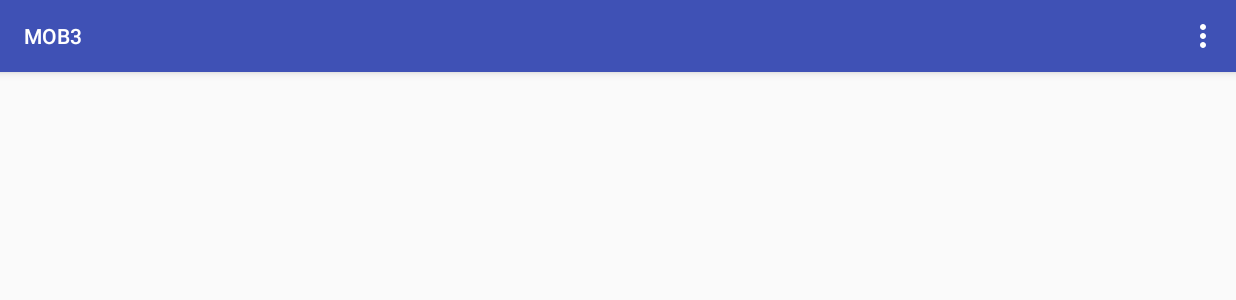
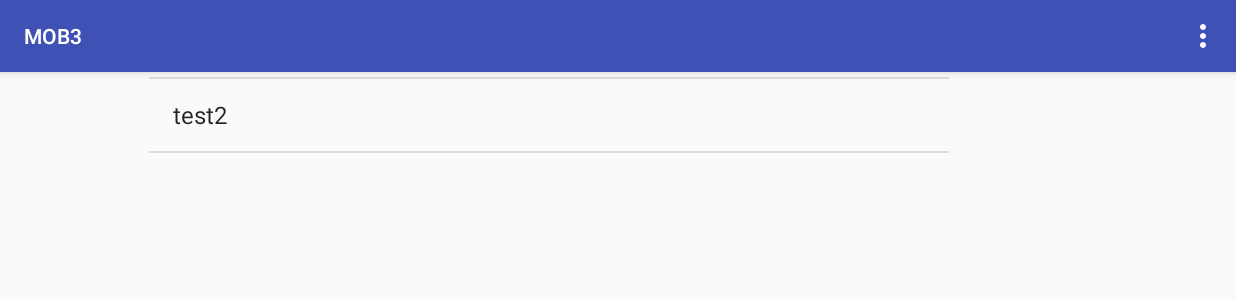
Before and after one commit to Kumatetsu/MOB3, an Android app: the screen it shows after launch (MainActivity), on a phone screen of 824 x 412 dp (held sideways). Shown: the top 300 px of the screen. Run offline under Robolectric (Android 15) with nearby library versions, the phone set to English and light mode, and no system bars.

Commit message:
fill list with test

```diff
--- a/app/src/main/java/com/etna/mob3/mob3/MainActivity.kt
+++ b/app/src/main/java/com/etna/mob3/mob3/MainActivity.kt
@@ -1,23 +1,18 @@
 package com.etna.mob3.mob3
 
 import android.app.Activity
-import android.content.Context
 import android.content.Intent
-import android.database.Cursor
-import android.net.Uri
 import android.os.Bundle
 import android.os.Environment
-import android.support.design.widget.Snackbar
-import android.support.v4.app.FragmentActivity
 import android.support.v7.app.AppCompatActivity
 import android.util.Log
 import android.view.Menu
 import android.view.MenuItem
+import android.widget.ArrayAdapter
+import android.widget.Toast
 import kotlinx.android.synthetic.main.activity_main.*
 import kotlinx.android.synthetic.main.content_main.*
-import java.net.URISyntaxException
 import java.io.File
-import android.widget.Toast
 
 
 class MainActivity : AppCompatActivity() {
@@ -36,6 +31,8 @@ class MainActivity : AppCompatActivity() {
         downloadButton.setOnClickListener {
             downloadButtonPressed()
         }
+
+        fillList()
     }
 
     fun downloadButtonPressed() {
@@ -117,4 +114,12 @@ class MainActivity : AppCompatActivity() {
         }
     }
 
+    fun fillList() {
+
+        val list = arrayOf("test1", "test2")
+
+        var listAdapater = ArrayAdapter(this, android.R.layout.simple_list_item_1, list)
+
+        fileList.adapter = listAdapater
+    }
 }
--- a/app/src/main/res/layout/content_main.xml
+++ b/app/src/main/res/layout/content_main.xml
@@ -23,6 +23,7 @@
         app:layout_constraintTop_toTopOf="parent" />
 
     <ListView
+        android:id="@+id/fileList"
         android:layout_width="533dp"
         android:layout_height="527dp"
         android:layout_marginBottom="16dp"
```
